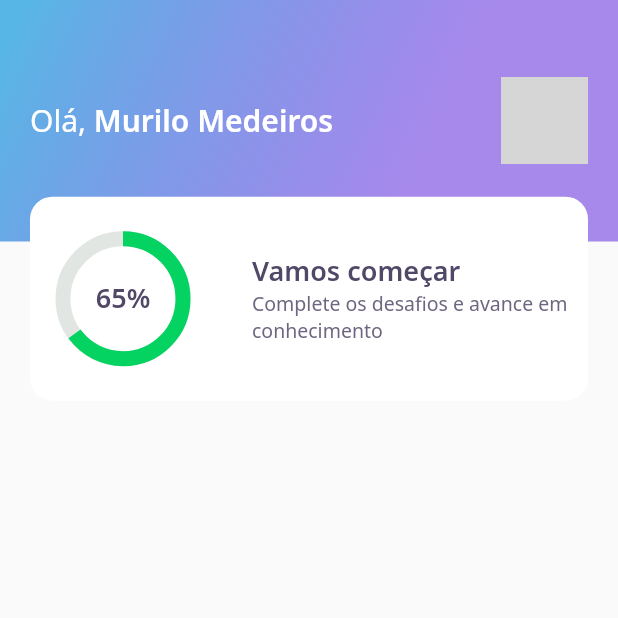
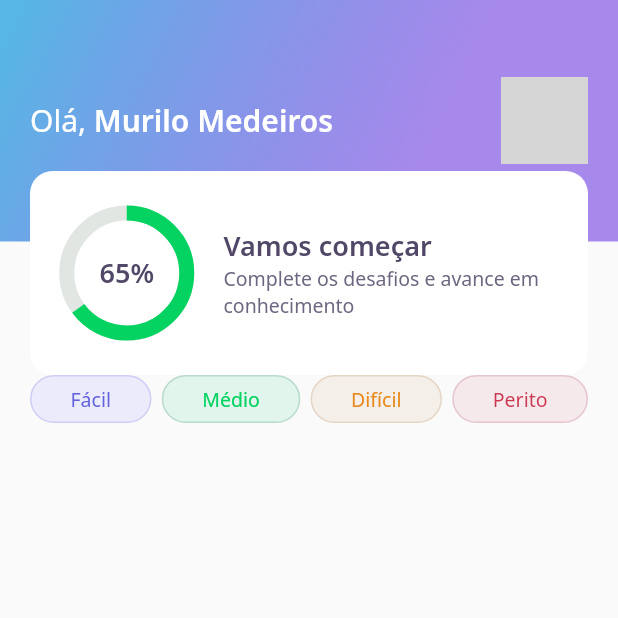
Before and after one commit to muthmedeiros/NLW05_dev_quiz, a Flutter app: the screen it shows after launch, on a phone screen of 412 x 824 dp, the top half of it. Run offline on Flutter 3.47's test engine with Material 2 defaults, Android fonts, the phone set to English and light mode, and no system bars; our stand-ins replace google_fonts; network calls fail; grey boxes are pictures that could not be loaded.

Commit message:
level button commit

```diff
--- a/lib/home/home_page.dart
+++ b/lib/home/home_page.dart
@@ -1,4 +1,5 @@
 import 'package:dev_quiz/home/widgets/appbar/app_bar_widget.dart';
+import 'package:dev_quiz/home/widgets/level_button/level_button_widget.dart';
 import 'package:flutter/material.dart';
 
 class HomePage extends StatefulWidget {
@@ -12,6 +13,26 @@ class _HomeState extends State<HomePage> {
   Widget build(BuildContext context) {
     return Scaffold(
       appBar: AppBarWidget(),
+      body: Padding(
+        padding: const EdgeInsets.symmetric(horizontal: 20),
+        child: Row(
+          mainAxisAlignment: MainAxisAlignment.spaceBetween,
+          children: [
+            LevelButtonWidget(
+              label: "Fácil",
+            ),
+            LevelButtonWidget(
+              label: "Médio",
+            ),
+            LevelButtonWidget(
+              label: "Difícil",
+            ),
+            LevelButtonWidget(
+              label: "Perito",
+            ),
+          ],
+        ),
+      ),
     );
   }
 }
--- a/lib/home/widgets/appbar/app_bar_widget.dart
+++ b/lib/home/widgets/appbar/app_bar_widget.dart
@@ -46,7 +46,7 @@ class AppBarWidget extends PreferredSize {
                   ),
                 ),
                 Align(
-                  alignment: Alignment(0.0, 1.3),
+                  alignment: Alignment(0.0, 1.0),
                   child: ScoreCardWidget(),
                 ),
               ],
--- /dev/null
+++ b/lib/home/widgets/level_button/level_button_widget.dart
@@ -0,0 +1,63 @@
+import 'package:dev_quiz/core/app_colors.dart';
+import 'package:flutter/material.dart';
+import 'package:google_fonts/google_fonts.dart';
+
+class LevelButtonWidget extends StatelessWidget {
+  final String label;
+
+  LevelButtonWidget({Key? key, required this.label})
+      : assert(["Fácil", "Médio", "Difícil", "Perito"].contains(label)),
+        super(key: key);
+
+  final config = {
+    "Fácil": {
+      "color": AppColors.levelButtonFacil,
+      "borderColor": AppColors.levelButtonBorderFacil,
+      "fontColor": AppColors.levelButtonTextFacil,
+    },
+    "Médio": {
+      "color": AppColors.levelButtonMedio,
+      "borderColor": AppColors.levelButtonBorderMedio,
+      "fontColor": AppColors.levelButtonTextMedio,
+    },
+    "Difícil": {
+      "color": AppColors.levelButtonDificil,
+      "borderColor": AppColors.levelButtonBorderDificil,
+      "fontColor": AppColors.levelButtonTextDificil,
+    },
+    "Perito": {
+      "color": AppColors.levelButtonPerito,
+      "borderColor": AppColors.levelButtonBorderPerito,
+      "fontColor": AppColors.levelButtonTextPerito,
+    }
+  };
+
+  Color get color => config[label]!['color']!;
+
+  Color get borderColor => config[label]!['borderColor']!;
+
+  Color get fontColor => config[label]!['fontColor']!;
+
+  @override
+  Widget build(BuildContext context) {
+    return Container(
+      decoration: BoxDecoration(
+        color: color,
+        border: Border.fromBorderSide(BorderSide(
+          color: borderColor,
+        )),
+        borderRadius: BorderRadius.circular(28.0),
+      ),
+      child: Padding(
+        padding: const EdgeInsets.symmetric(horizontal: 26, vertical: 6),
+        child: Text(
+          label,
+          style: GoogleFonts.notoSans(
+            fontSize: 13,
+            color: fontColor,
+          ),
+        ),
+      ),
+    );
+  }
+}
--- a/lib/home/widgets/score_card/score_card_widget.dart
+++ b/lib/home/widgets/score_card/score_card_widget.dart
@@ -14,15 +14,17 @@ class ScoreCardWidget extends StatelessWidget {
           color: AppColors.white,
           borderRadius: BorderRadius.circular(15),
         ),
+        child: Padding(
+          padding: const EdgeInsets.symmetric(horizontal: 24),
           child: Row(
             crossAxisAlignment: CrossAxisAlignment.center,
             children: [
               Expanded(
-              flex: 2,
+                flex: 1,
                 child: ChartWidget(),
               ),
               Expanded(
-              flex: 4,
+                flex: 3,
                 child: Padding(
                   padding: const EdgeInsets.only(left: 24),
                   child: Column(
@@ -44,6 +46,7 @@ class ScoreCardWidget extends StatelessWidget {
             ],
           ),
         ),
+      ),
     );
   }
 }
--- a/pubspec.yaml
+++ b/pubspec.yaml
@@ -4,7 +4,7 @@ description: A new Flutter application.
 version: 1.0.0+1
 
 environment:
-  sdk: ">=2.7.0 <3.0.0"
+  sdk: ">=2.12.0 <3.0.0"
 
 dependencies:
   flutter:
```
Lines whose indentation alone changed are shown as unchanged.
